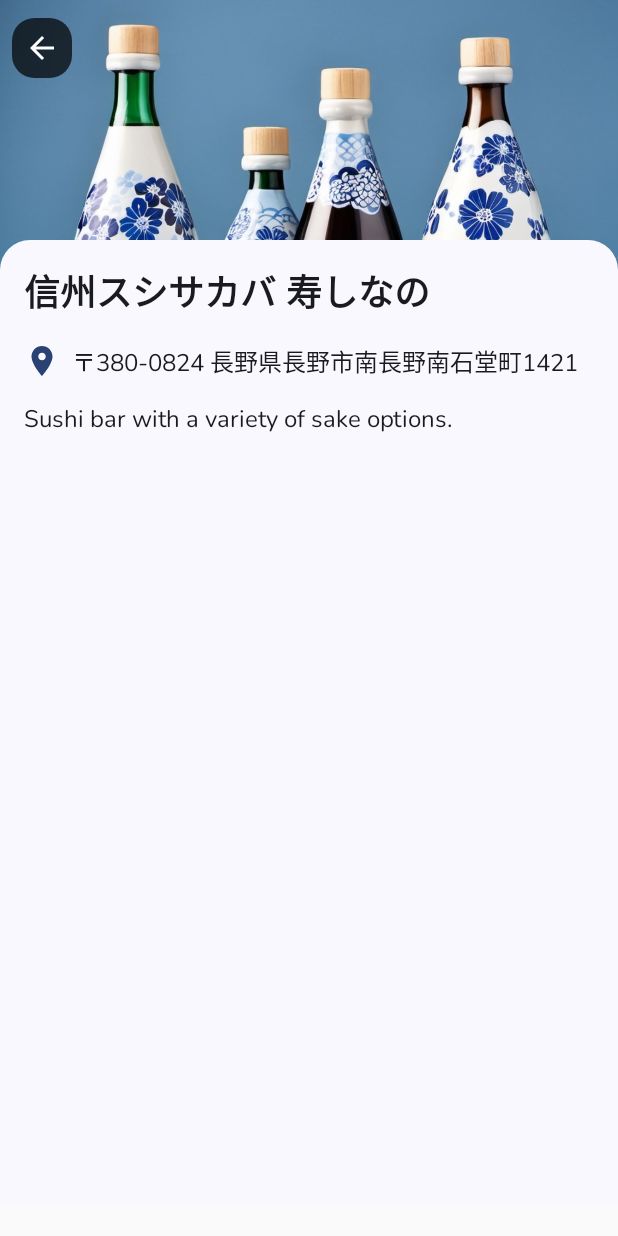
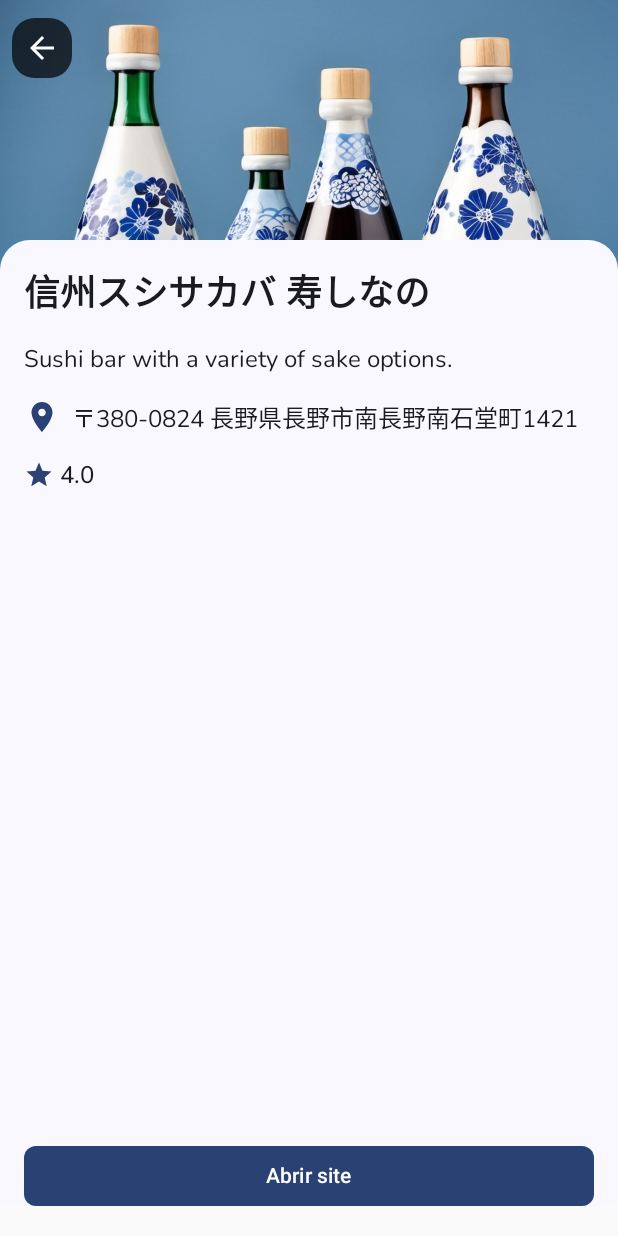
Before and after one commit to dessa-aquino/sake-shop, an Android app built with Jetpack Compose: the screen it shows after launch (SakeStoreDetailActivity), after a tap on "信州スシサカバ 寿しなの", on a phone screen of 412 x 824 dp. Run offline under Robolectric (Android 15) with nearby library versions, the phone set to English and light mode, and no system bars.

Commit message:
Adding button to open link

```diff
--- a/app/src/main/java/com/example/sakeshop/presentation/components/SakeStoreDetail.kt
+++ b/app/src/main/java/com/example/sakeshop/presentation/components/SakeStoreDetail.kt
@@ -47,7 +47,54 @@ import androidx.compose.ui.res.painterResource
 import com.example.sakeshop.R
 import androidx.compose.foundation.clickable
 import android.content.Context
+import androidx.compose.material3.Button
 
+
+@Composable
+fun addressSection(store: SakeStore) {
+
+    val context = LocalContext.current
+
+    Row(
+        verticalAlignment = Alignment.CenterVertically
+    ) {
+        Icon(
+            imageVector = Icons.Default.LocationOn,
+            contentDescription = null,
+            tint = MaterialTheme.colorScheme.primary
+        )
+        Spacer(modifier = Modifier.width(8.dp))
+        Text(
+            text = store.address,
+            style = MaterialTheme.typography.bodyLarge,
+            modifier = Modifier
+                .weight(1f)
+                .clickable { openGoogleMaps(context, store.googleMapsLink) }
+        )
+    }
+}
+
+@Composable
+fun ratingSection(store: SakeStore) {
+
+    Row(
+        verticalAlignment = Alignment.CenterVertically
+    ) {
+        Icon(
+            imageVector = Icons.Filled.Star,
+            contentDescription = null,
+            tint = MaterialTheme.colorScheme.primary,
+            modifier = Modifier.size(20.dp)
+        )
+        Spacer(modifier = Modifier.width(4.dp))
+        Text(
+            text = store.rating.toString(),
+            style = MaterialTheme.typography.bodyLarge,
+            fontWeight = FontWeight.Medium,
+            color = MaterialTheme.colorScheme.onSurface
+        )
+    }
+}
 
 @OptIn(ExperimentalMaterial3Api::class)
 @Composable
@@ -92,6 +139,23 @@ fun SakeStoreDetail(
                 )
 
             )
+        },
+        bottomBar = {
+            // Botão para abrir o website na parte inferior
+            if (store.website.isNotBlank()) {
+                Button(
+                    onClick = {
+                        val intent = Intent(Intent.ACTION_VIEW, Uri.parse(store.website))
+                        context.startActivity(intent)
+                    },
+                    modifier = Modifier
+                        .fillMaxWidth()
+                        .padding(16.dp),
+                    shape = RoundedCornerShape(8.dp)
+                ) {
+                    Text("Abrir site")
+                }
+            }
         }
     ) { _ ->
         Box(
@@ -146,27 +210,6 @@ fun SakeStoreDetail(
 
                         Spacer(modifier = Modifier.height(16.dp))
 
-                        // Informações de endereço
-                        Row(
-                            verticalAlignment = Alignment.CenterVertically
-                        ) {
-                            Icon(
-                                imageVector = Icons.Default.LocationOn,
-                                contentDescription = null,
-                                tint = MaterialTheme.colorScheme.primary
-                            )
-                            Spacer(modifier = Modifier.width(8.dp))
-                            Text(
-                                text = store.address,
-                                style = MaterialTheme.typography.bodyLarge,
-                                modifier = Modifier
-                                    .weight(1f)
-                                    .clickable { openGoogleMaps(context, store.googleMapsLink) }
-                            )
-                        }
-
-                        Spacer(modifier = Modifier.height(16.dp))
-
                         // Descrição
                         store.description?.let { description ->
                             Text(
@@ -174,6 +217,15 @@ fun SakeStoreDetail(
                                 style = MaterialTheme.typography.bodyLarge
                             )
                         }
+
+                        Spacer(modifier = Modifier.height(16.dp))
+
+                        addressSection(store)
+
+                        Spacer(modifier = Modifier.height(16.dp))
+
+                        ratingSection(store)
+
                     }
                 }
             }
```
